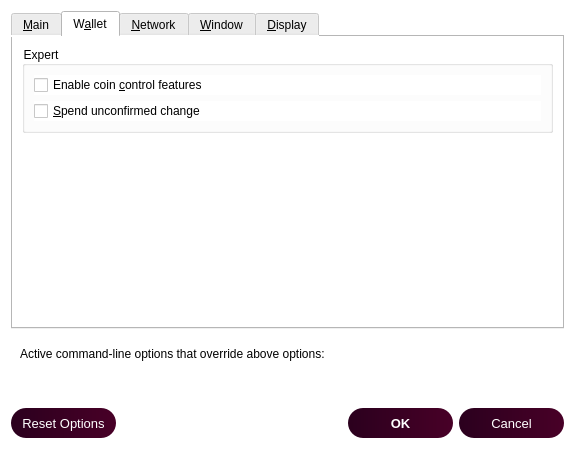
This is src/qt/forms/optionsdialog.ui in noirofficial/noir as Qt 5 draws it before an edit. The edited form follows.
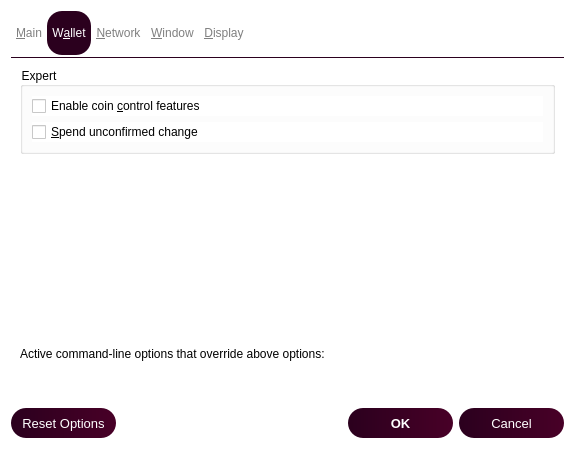
This is the edited form. The open tabs and pages were chosen to show the change. Custom widgets are drawn as their Qt base class.

Commit message: update tab widget style

What changed in the file:
```diff
--- a/src/qt/forms/optionsdialog.ui
+++ b/src/qt/forms/optionsdialog.ui
@@ -23,7 +23,38 @@
    <item>
     <widget class="QTabWidget" name="tabWidget">
      <property name="styleSheet">
-      <string notr="true">background-color: white;</string>
+      <string notr="true">QTabWidget::pane
+{
+    border-top: 1px solid #2b001e;
+	margin-top:2px;
+    background-color: transparent;
+}
+
+QTabWidget::tab-bar
+{
+    background: white;
+}
+
+QTabBar::tab
+{
+    color: grey;
+	border-radius:15px;
+    padding: 15px 5px 15px 5px;
+}
+
+QTabBar::tab:hover
+{
+    text-decoration: underline;
+}
+
+QTabBar::tab:selected
+{
+    background-color: #2b001e;
+	color: white;
+	border-radius:15px;
+	border: 0;
+}
+</string>
      </property>
      <property name="currentIndex">
       <number>4</number>
@@ -150,7 +181,7 @@
        <item>
         <widget class="QGroupBox" name="groupBox">
          <property name="styleSheet">
-          <string notr="true">background-color: white;</string>
+          <string notr="true"/>
          </property>
          <property name="title">
           <string>Expert</string>
```
The commit also changes 1 other file.
